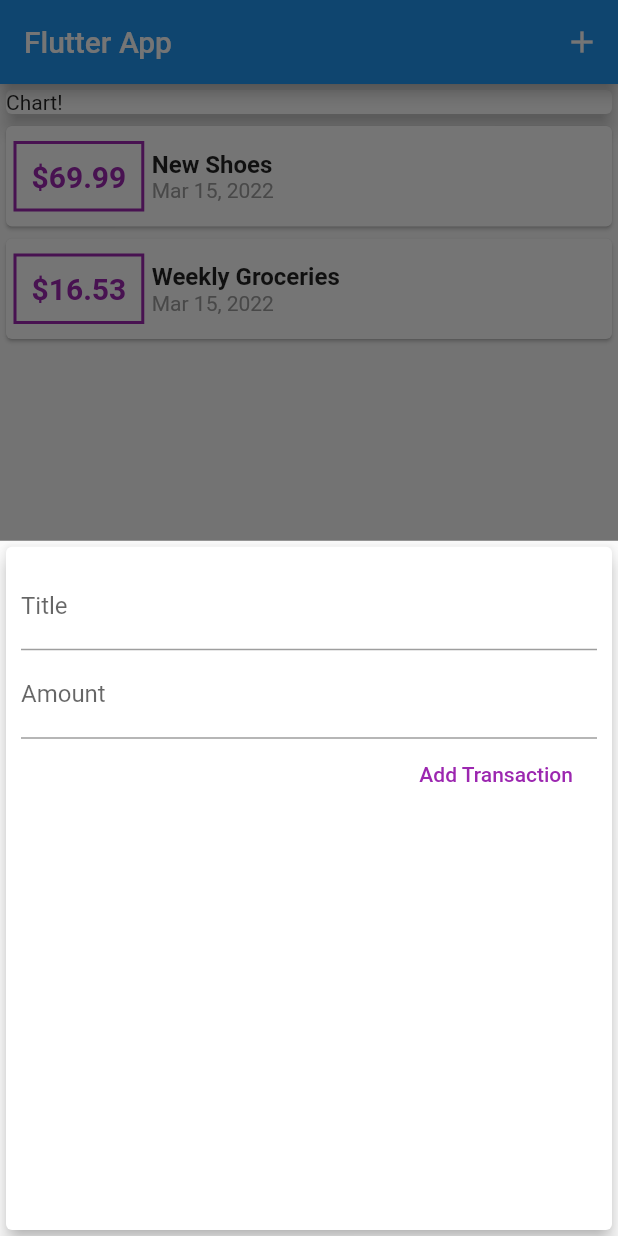
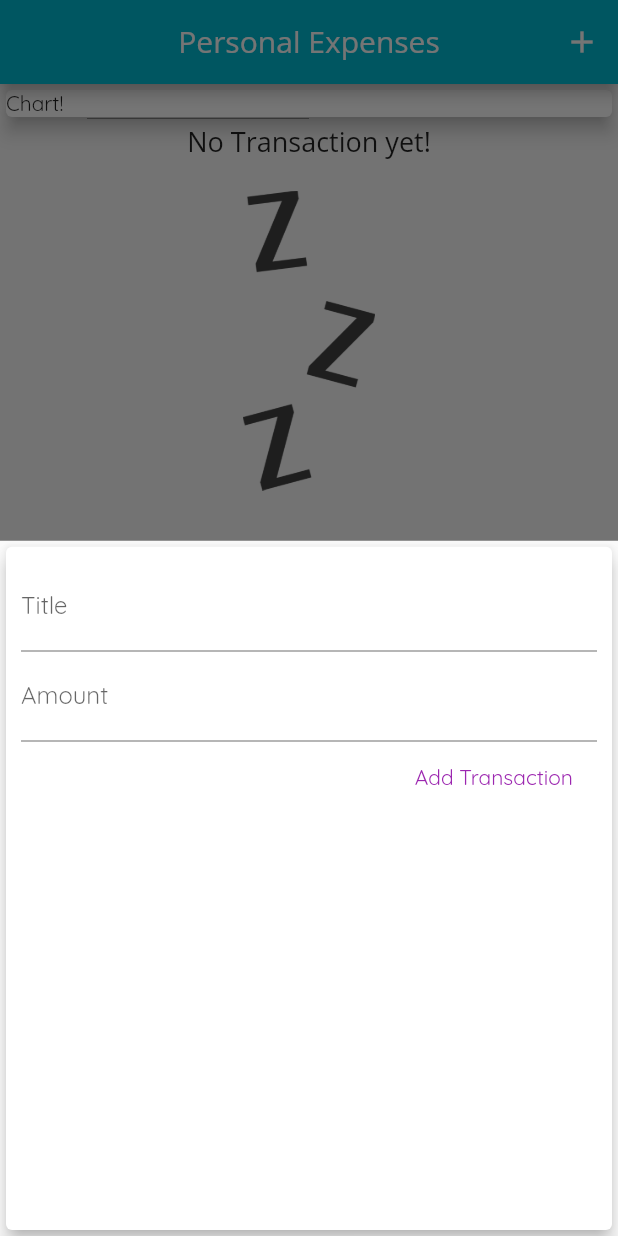
Before and after one commit to 91alban/Personal-Expenses, a Flutter app: the screen it shows after launch, after a tap on the "add" icon, on a phone screen of 412 x 824 dp. Run offline on Flutter 3.47's test engine with Material 2 defaults, Android fonts, the phone set to English and light mode, and no system bars.

```diff
--- a/lib/main.dart
+++ b/lib/main.dart
@@ -9,7 +9,19 @@ class MyApp extends StatelessWidget {
   @override
   Widget build(BuildContext context) {
     return MaterialApp(
-      title: 'Flutter App',
+      title: 'Personal Expenses',
+      theme: ThemeData(
+          textTheme: TextTheme(
+              headline6: TextStyle(fontFamily: 'OpenSans', fontSize: 18)),
+          primarySwatch: Colors.cyan,
+          accentColor: Colors.amber,
+          fontFamily: 'Quicksand',
+          appBarTheme: const AppBarTheme(
+            centerTitle: true,
+            actionsIconTheme: IconThemeData(color: Colors.white),
+            titleTextStyle: TextStyle(
+                color: Colors.white, fontFamily: 'OpenSans', fontSize: 20),
+          )),
       home: MyHomePage(),
     );
   }
@@ -22,18 +34,18 @@ class MyHomePage extends StatefulWidget {
 
 class _MyHomePageState extends State<MyHomePage> {
   final List<Transaction> _userTransaction = [
-    Transaction(
-      id: 't1',
-      title: 'New Shoes',
-      amount: 69.99,
-      date: DateTime.now(),
-    ),
-    Transaction(
-      id: 't2',
-      title: 'Weekly Groceries',
-      amount: 16.53,
-      date: DateTime.now(),
-    ),
+    // Transaction(
+    //   id: 't1',
+    //   title: 'New Shoes',
+    //   amount: 69.99,
+    //   date: DateTime.now(),
+    // ),
+    // Transaction(
+    //   id: 't2',
+    //   title: 'Weekly Groceries',
+    //   amount: 16.53,
+    //   date: DateTime.now(),
+    // ),
   ];
 
   void _addNewTransaction(String txTitle, double txAmount) {
@@ -70,7 +82,7 @@ class _MyHomePageState extends State<MyHomePage> {
         onPressed: () => startAddNewTransaction(context),
       ),
       appBar: AppBar(
-        title: Text('Flutter App'),
+        title: Text('Personal Expenses'),
         actions: [
           IconButton(
             onPressed: () => startAddNewTransaction(context),
--- a/lib/widgets/new_transaction.dart
+++ b/lib/widgets/new_transaction.dart
@@ -1,12 +1,18 @@
 import 'package:flutter/material.dart';
 
-class NewTransaction extends StatelessWidget {
+class NewTransaction extends StatefulWidget {
   final Function addTx;
 
+  NewTransaction(this.addTx);
+
+  @override
+  State<NewTransaction> createState() => _NewTransactionState();
+}
+
+class _NewTransactionState extends State<NewTransaction> {
   final titleController = TextEditingController();
+
   final amountController = TextEditingController();
-
-  NewTransaction(this.addTx);
 
   void submitData() {
     final enteredTitle = titleController.text;
@@ -15,10 +21,12 @@ class NewTransaction extends StatelessWidget {
     if (enteredTitle.isEmpty || enteredAmount <= 0) {
       return;
     }
-    addTx(
+    widget.addTx(
       enteredTitle,
       enteredAmount,
     );
+
+    Navigator.of(context).pop();
   }
 
   @override
--- a/lib/widgets/transaction_list.dart
+++ b/lib/widgets/transaction_list.dart
@@ -11,7 +11,26 @@ class TransactionList extends StatelessWidget {
   Widget build(BuildContext context) {
     return Container(
       height: 300,
-      child: ListView.builder(
+      child: transactions.isEmpty
+          ? Column(
+              children: [
+                Text(
+                  'No Transaction yet!',
+                  style: Theme.of(context).textTheme.headline6,
+                ),
+                SizedBox(
+                  height: 20,
+                ),
+                Container(
+                  height: 200,
+                  child: Image.asset(
+                    'assets/images/waiting.png',
+                    fit: BoxFit.cover,
+                  ),
+                ),
+              ],
+            )
+          : ListView.builder(
               itemBuilder: (ctx, index) {
                 return Card(
                   child: Row(
@@ -23,17 +42,17 @@ class TransactionList extends StatelessWidget {
                         ),
                         decoration: BoxDecoration(
                           border: Border.all(
-                      color: Colors.purple,
+                            color: Theme.of(context).primaryColor,
                             width: 2,
                           ),
                         ),
                         padding: EdgeInsets.all(10),
                         child: Text(
                           '\$${transactions[index].amount.toStringAsFixed(2)}',
-                    style: const TextStyle(
+                          style: TextStyle(
                             fontWeight: FontWeight.bold,
                             fontSize: 20,
-                      color: Colors.purple,
+                            color: Theme.of(context).primaryColor,
                           ),
                         ),
                       ),
@@ -42,8 +61,7 @@ class TransactionList extends StatelessWidget {
                         children: [
                           Text(
                             transactions[index].title,
-                      style: const TextStyle(
-                          fontSize: 16, fontWeight: FontWeight.bold),
+                            style: Theme.of(context).textTheme.headline6,
                           ),
                           Text(
                             DateFormat.yMMMd().format(transactions[index].date),
```
Also changed, not shown: pubspec.yaml (+14 -9 lines), assets/fonts/OpenSans-Bold.ttf (added), assets/fonts/OpenSans-Regular.ttf (added), assets/fonts/Quicksand-Bold.ttf (added), assets/fonts/Quicksand-Light.ttf (added), assets/fonts/Quicksand-Medium.ttf (added), assets/fonts/Quicksand-Regular.ttf (added), assets/images/waiting.png (added). Lines whose indentation alone changed are shown as unchanged.
